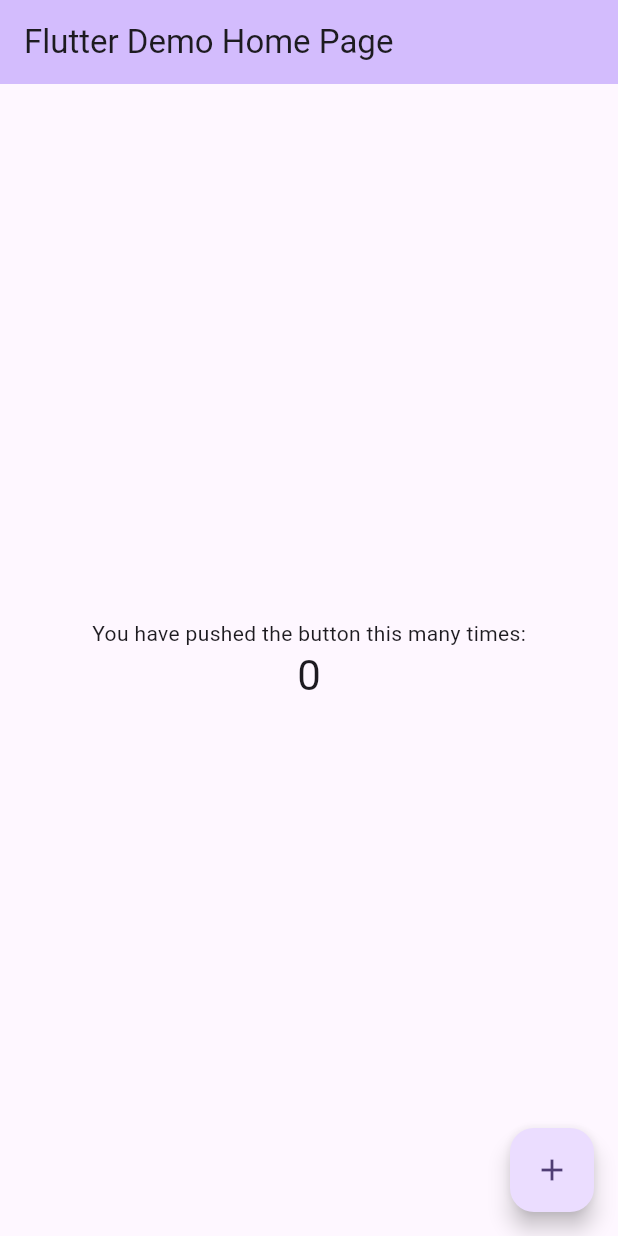
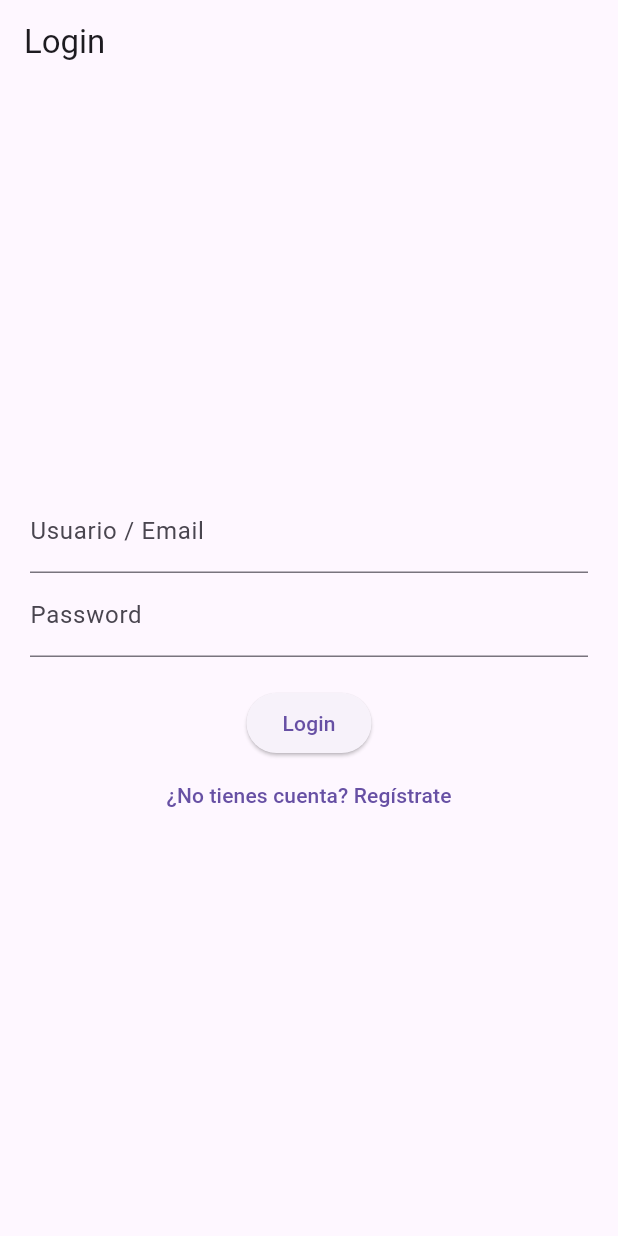
Before and after one commit to TheProgramersJADE/AppMovilR-D, a Flutter app: the screen it shows after launch, on a phone screen of 412 x 824 dp. Run offline on Flutter 3.47's test engine with Material 3 defaults, Android fonts, the phone set to English and light mode, and no system bars; our stand-ins replace shared_preferences.

Commit message:
se modificaron todos los archivos de el proyecto para el login y registro y Catalogo

```diff
--- a/lib/main.dart
+++ b/lib/main.dart
@@ -1,4 +1,128 @@
+// import 'package:flutter/material.dart';
+
+// void main() {
+//   runApp(const MyApp());
+// }
+
+// class MyApp extends StatelessWidget {
+//   const MyApp({super.key});
+
+//   // This widget is the root of your application.
+//   @override
+//   Widget build(BuildContext context) {
+//     return MaterialApp(
+//       title: 'Flutter Demo',
+//       theme: ThemeData(
+//         // This is the theme of your application.
+//         //
+//         // TRY THIS: Try running your application with "flutter run". You'll see
+//         // the application has a purple toolbar. Then, without quitting the app,
+//         // try changing the seedColor in the colorScheme below to Colors.green
+//         // and then invoke "hot reload" (save your changes or press the "hot
+//         // reload" button in a Flutter-supported IDE, or press "r" if you used
+//         // the command line to start the app).
+//         //
+//         // Notice that the counter didn't reset back to zero; the application
+//         // state is not lost during the reload. To reset the state, use hot
+//         // restart instead.
+//         //
+//         // This works for code too, not just values: Most code changes can be
+//         // tested with just a hot reload.
+//         colorScheme: ColorScheme.fromSeed(seedColor: Colors.deepPurple),
+//       ),
+//       home: const MyHomePage(title: 'Flutter Demo Home Page'),
+//     );
+//   }
+// }
+
+// class MyHomePage extends StatefulWidget {
+//   const MyHomePage({super.key, required this.title});
+
+//   // This widget is the home page of your application. It is stateful, meaning
+//   // that it has a State object (defined below) that contains fields that affect
+//   // how it looks.
+
+//   // This class is the configuration for the state. It holds the values (in this
+//   // case the title) provided by the parent (in this case the App widget) and
+//   // used by the build method of the State. Fields in a Widget subclass are
+//   // always marked "final".
+
+//   final String title;
+
+//   @override
+//   State<MyHomePage> createState() => _MyHomePageState();
+// }
+
+// class _MyHomePageState extends State<MyHomePage> {
+//   int _counter = 0;
+
+//   void _incrementCounter() {
+//     setState(() {
+//       // This call to setState tells the Flutter framework that something has
+//       // changed in this State, which causes it to rerun the build method below
+//       // so that the display can reflect the updated values. If we changed
+//       // _counter without calling setState(), then the build method would not be
+//       // called again, and so nothing would appear to happen.
+//       _counter++;
+//     });
+//   }
+
+//   @override
+//   Widget build(BuildContext context) {
+//     // This method is rerun every time setState is called, for instance as done
+//     // by the _incrementCounter method above.
+//     //
+//     // The Flutter framework has been optimized to make rerunning build methods
+//     // fast, so that you can just rebuild anything that needs updating rather
+//     // than having to individually change instances of widgets.
+//     return Scaffold(
+//       appBar: AppBar(
+//         // TRY THIS: Try changing the color here to a specific color (to
+//         // Colors.amber, perhaps?) and trigger a hot reload to see the AppBar
+//         // change color while the other colors stay the same.
+//         backgroundColor: Theme.of(context).colorScheme.inversePrimary,
+//         // Here we take the value from the MyHomePage object that was created by
+//         // the App.build method, and use it to set our appbar title.
+//         title: Text(widget.title),
+//       ),
+//       body: Center(
+//         // Center is a layout widget. It takes a single child and positions it
+//         // in the middle of the parent.
+//         child: Column(
+//           // Column is also a layout widget. It takes a list of children and
+//           // arranges them vertically. By default, it sizes itself to fit its
+//           // children horizontally, and tries to be as tall as its parent.
+//           //
+//           // Column has various properties to control how it sizes itself and
+//           // how it positions its children. Here we use mainAxisAlignment to
+//           // center the children vertically; the main axis here is the vertical
+//           // axis because Columns are vertical (the cross axis would be
+//           // horizontal).
+//           //
+//           // TRY THIS: Invoke "debug painting" (choose the "Toggle Debug Paint"
+//           // action in the IDE, or press "p" in the console), to see the
+//           // wireframe for each widget.
+//           mainAxisAlignment: MainAxisAlignment.center,
+//           children: <Widget>[
+//             const Text('You have pushed the button this many times:'),
+//             Text(
+//               '$_counter',
+//               style: Theme.of(context).textTheme.headlineMedium,
+//             ),
+//           ],
+//         ),
+//       ),
+//       floatingActionButton: FloatingActionButton(
+//         onPressed: _incrementCounter,
+//         tooltip: 'Increment',
+//         child: const Icon(Icons.add),
+//       ), // This trailing comma makes auto-formatting nicer for build methods.
+//     );
+//   }
+// }
+
 import 'package:flutter/material.dart';
+import 'screens/login_screen.dart';
 
 void main() {
   runApp(const MyApp());
@@ -7,116 +131,15 @@ void main() {
 class MyApp extends StatelessWidget {
   const MyApp({super.key});
 
-  // This widget is the root of your application.
   @override
   Widget build(BuildContext context) {
     return MaterialApp(
-      title: 'Flutter Demo',
+      debugShowCheckedModeBanner: false,
+      title: 'App Usuarios',
       theme: ThemeData(
-        // This is the theme of your application.
-        //
-        // TRY THIS: Try running your application with "flutter run". You'll see
-        // the application has a purple toolbar. Then, without quitting the app,
-        // try changing the seedColor in the colorScheme below to Colors.green
-        // and then invoke "hot reload" (save your changes or press the "hot
-        // reload" button in a Flutter-supported IDE, or press "r" if you used
-        // the command line to start the app).
-        //
-        // Notice that the counter didn't reset back to zero; the application
-        // state is not lost during the reload. To reset the state, use hot
-        // restart instead.
-        //
-        // This works for code too, not just values: Most code changes can be
-        // tested with just a hot reload.
-        colorScheme: ColorScheme.fromSeed(seedColor: Colors.deepPurple),
+        primarySwatch: Colors.blue,
       ),
-      home: const MyHomePage(title: 'Flutter Demo Home Page'),
+      home: LoginScreen(), // Inicia en la pantalla de login
     );
   }
 }
-
-class MyHomePage extends StatefulWidget {
-  const MyHomePage({super.key, required this.title});
-
-  // This widget is the home page of your application. It is stateful, meaning
-  // that it has a State object (defined below) that contains fields that affect
-  // how it looks.
-
-  // This class is the configuration for the state. It holds the values (in this
-  // case the title) provided by the parent (in this case the App widget) and
-  // used by the build method of the State. Fields in a Widget subclass are
-  // always marked "final".
-
-  final String title;
-
-  @override
-  State<MyHomePage> createState() => _MyHomePageState();
-}
-
-class _MyHomePageState extends State<MyHomePage> {
-  int _counter = 0;
-
-  void _incrementCounter() {
-    setState(() {
-      // This call to setState tells the Flutter framework that something has
-      // changed in this State, which causes it to rerun the build method below
-      // so that the display can reflect the updated values. If we changed
-      // _counter without calling setState(), then the build method would not be
-      // called again, and so nothing would appear to happen.
-      _counter++;
-    });
-  }
-
-  @override
-  Widget build(BuildContext context) {
-    // This method is rerun every time setState is called, for instance as done
-    // by the _incrementCounter method above.
-    //
-    // The Flutter framework has been optimized to make rerunning build methods
-    // fast, so that you can just rebuild anything that needs updating rather
-    // than having to individually change instances of widgets.
-    return Scaffold(
-      appBar: AppBar(
-        // TRY THIS: Try changing the color here to a specific color (to
-        // Colors.amber, perhaps?) and trigger a hot reload to see the AppBar
-        // change color while the other colors stay the same.
-        backgroundColor: Theme.of(context).colorScheme.inversePrimary,
-        // Here we take the value from the MyHomePage object that was created by
-        // the App.build method, and use it to set our appbar title.
-        title: Text(widget.title),
-      ),
-      body: Center(
-        // Center is a layout widget. It takes a single child and positions it
-        // in the middle of the parent.
-        child: Column(
-          // Column is also a layout widget. It takes a list of children and
-          // arranges them vertically. By default, it sizes itself to fit its
-          // children horizontally, and tries to be as tall as its parent.
-          //
-          // Column has various properties to control how it sizes itself and
-          // how it positions its children. Here we use mainAxisAlignment to
-          // center the children vertically; the main axis here is the vertical
-          // axis because Columns are vertical (the cross axis would be
-          // horizontal).
-          //
-          // TRY THIS: Invoke "debug painting" (choose the "Toggle Debug Paint"
-          // action in the IDE, or press "p" in the console), to see the
-          // wireframe for each widget.
-          mainAxisAlignment: MainAxisAlignment.center,
-          children: <Widget>[
-            const Text('You have pushed the button this many times:'),
-            Text(
-              '$_counter',
-              style: Theme.of(context).textTheme.headlineMedium,
-            ),
-          ],
-        ),
-      ),
-      floatingActionButton: FloatingActionButton(
-        onPressed: _incrementCounter,
-        tooltip: 'Increment',
-        child: const Icon(Icons.add),
-      ), // This trailing comma makes auto-formatting nicer for build methods.
-    );
-  }
-}
--- a/lib/models/user.dart
+++ b/lib/models/user.dart
@@ -0,0 +1,15 @@
+class User {
+  final String id;
+  final String name;
+  final String email;
+
+  User({required this.id, required this.name, required this.email});
+
+  factory User.fromJson(Map<String, dynamic> json) {
+    return User(
+      id: json['id'].toString(),
+      name: json['name'],
+      email: json['email'],
+    );
+  }
+}
--- a/lib/screens/login_screen.dart
+++ b/lib/screens/login_screen.dart
@@ -0,0 +1,62 @@
+import 'package:flutter/material.dart';
+import '../services/api_service.dart';
+import 'register_screen.dart';
+import 'users_list_screen.dart';
+
+class LoginScreen extends StatefulWidget {
+  @override
+  _LoginScreenState createState() => _LoginScreenState();
+}
+
+class _LoginScreenState extends State<LoginScreen> {
+  final ApiService apiService = ApiService();
+  final TextEditingController usernameController = TextEditingController();
+  final TextEditingController passwordController = TextEditingController();
+  bool isLoading = false;
+
+  void login() async {
+    setState(() => isLoading = true);
+    try {
+      String token = await apiService.login(
+        usernameController.text,
+        passwordController.text,
+      );
+      Navigator.pushReplacement(
+        context,
+        MaterialPageRoute(builder: (_) => UsersListScreen()),
+      );
+    } catch (e) {
+      showDialog(
+        context: context,
+        builder: (_) => AlertDialog(title: Text("Error"), content: Text(e.toString())),
+      );
+    } finally {
+      setState(() => isLoading = false);
+    }
+  }
+
+  @override
+  Widget build(BuildContext context) {
+    return Scaffold(
+      appBar: AppBar(title: Text("Login")),
+      body: Padding(
+        padding: EdgeInsets.all(20),
+        child: Column(
+          mainAxisAlignment: MainAxisAlignment.center,
+          children: [
+            TextField(controller: usernameController, decoration: InputDecoration(labelText: "Usuario / Email")),
+            TextField(controller: passwordController, decoration: InputDecoration(labelText: "Password"), obscureText: true),
+            SizedBox(height: 20),
+            ElevatedButton(onPressed: isLoading ? null : login, child: Text(isLoading ? "Cargando..." : "Login")),
+            TextButton(
+              onPressed: () {
+                Navigator.push(context, MaterialPageRoute(builder: (_) => RegisterScreen()));
+              },
+              child: Text("¿No tienes cuenta? Regístrate"),
+            ),
+          ],
+        ),
+      ),
+    );
+  }
+}
--- a/pubspec.yaml
+++ b/pubspec.yaml
@@ -54,7 +54,8 @@ dev_dependencies:
   # activated in the `analysis_options.yaml` file located at the root of your
   # package. See that file for information about deactivating specific lint
   # rules and activating additional ones.
-  flutter_lints: ^5.0.0
+  flutter_lints: ^2.0.1
+  characters: ^1.3.0
 
 # For information on the generic Dart part of this file, see the
 # following page: https://dart.dev/tools/pub/pubspec
```
Also changed, not shown: lib/screens/register_screen.dart (+85 -0 lines), lib/screens/users_list_screen.dart (+49 -0 lines), lib/services/api_service.dart (+78 -0 lines), pubspec.lock.
